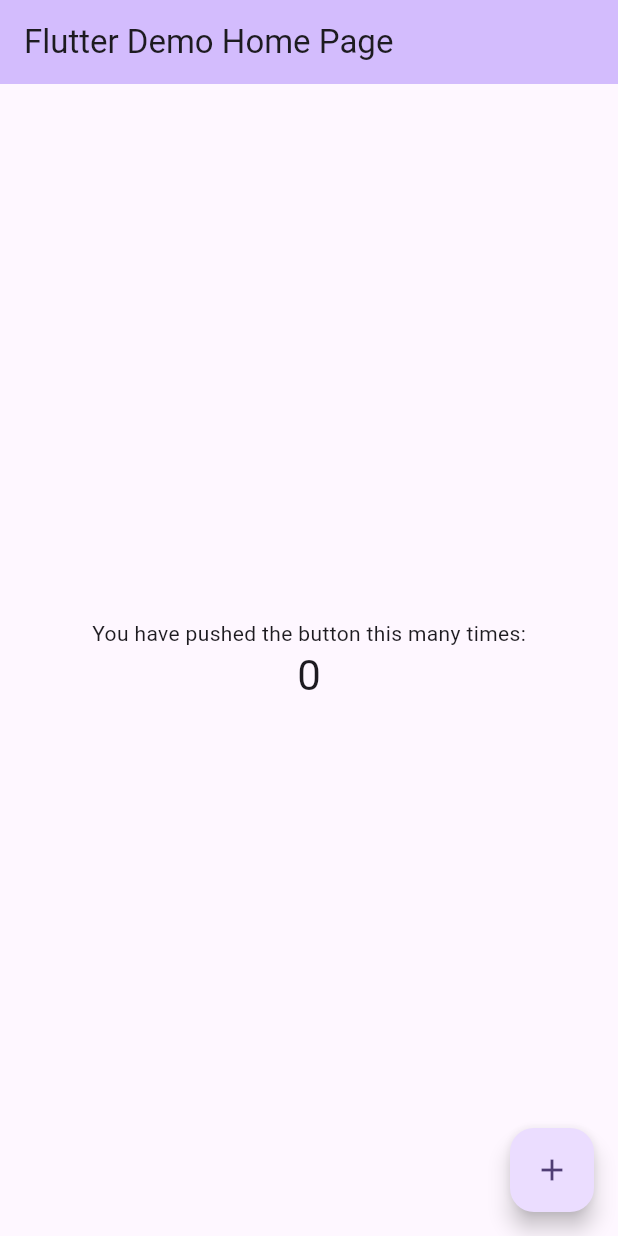
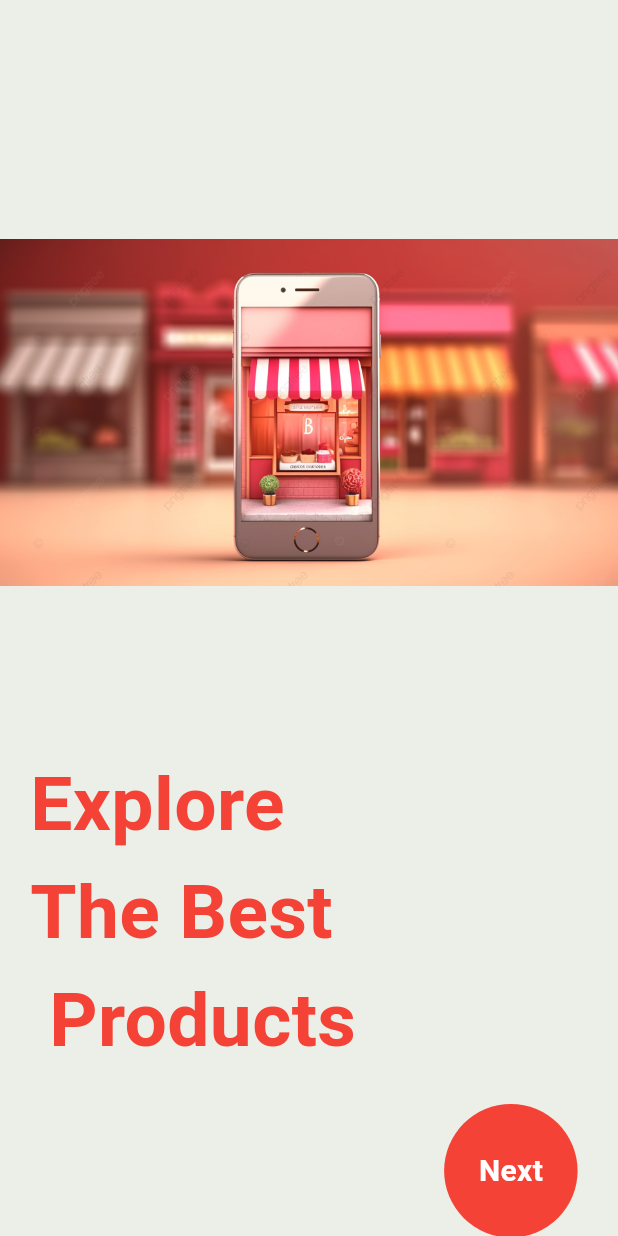
Before and after one commit to GayanGamage96/shopping-mobile-app, a Flutter app: the screen it shows after launch, on a phone screen of 412 x 824 dp. Run offline on Flutter 3.47's test engine with Material 3 defaults, Android fonts, the phone set to English and light mode, and no system bars.

Commit message:
feat: create first screen

```diff
--- a/analysis_options.yaml
+++ b/analysis_options.yaml
@@ -21,6 +21,8 @@ linter:
   # `// ignore_for_file: name_of_lint` syntax on the line or in the file
   # producing the lint.
   rules:
+    prefer_const_constructors: false
+    prefer_const_literals_to_create_immutables: false
     # avoid_print: false  # Uncomment to disable the `avoid_print` rule
     # prefer_single_quotes: true  # Uncomment to enable the `prefer_single_quotes` rule
 
--- a/lib/main.dart
+++ b/lib/main.dart
@@ -1,4 +1,5 @@
 import 'package:flutter/material.dart';
+import 'package:shopping_app/pages/onBoarding.dart';
 
 void main() {
   runApp(const MyApp());
@@ -12,6 +13,7 @@ class MyApp extends StatelessWidget {
   Widget build(BuildContext context) {
     return MaterialApp(
         title: 'Flutter Demo',
+        debugShowCheckedModeBanner: false,
         theme: ThemeData(
           // This is the theme of your application.
           //
@@ -31,8 +33,7 @@ class MyApp extends StatelessWidget {
           colorScheme: ColorScheme.fromSeed(seedColor: Colors.deepPurple),
           useMaterial3: true,
         ),
-      home: const MyHomePage(title: 'Flutter Demo Home Page'),
-    );
+        home: Onboarding());
   }
 }
 
--- /dev/null
+++ b/lib/pages/onBoarding.dart
@@ -0,0 +1,60 @@
+import 'package:flutter/material.dart';
+
+class Onboarding extends StatefulWidget {
+  const Onboarding({super.key});
+
+  @override
+  State<Onboarding> createState() => _OnboardingState();
+}
+
+class _OnboardingState extends State<Onboarding> {
+  @override
+  Widget build(BuildContext context) {
+    return Scaffold(
+      backgroundColor: Color(0xffecefe8),
+      body: Container(
+        margin: EdgeInsets.only(
+          top: 50.0,
+        ),
+        child: Column(
+          crossAxisAlignment: CrossAxisAlignment.start,
+          children: [
+            Image.asset(
+              "images/frontpage2.png",
+              height: 450,
+            ),
+            Padding(
+              padding: const EdgeInsets.only(left: 20.0),
+              child: Text(
+                "Explore\nThe Best\n Products",
+                style: TextStyle(
+                    color: Colors.red,
+                    fontSize: 50,
+                    fontWeight: FontWeight.bold),
+              ),
+            ),
+            SizedBox(height: 20.0),
+            Row(
+              mainAxisAlignment: MainAxisAlignment.end,
+              children: [
+                Container(
+                  padding: EdgeInsets.all(30),
+                  margin: EdgeInsets.only(right: 20.0),
+                  decoration:
+                      BoxDecoration(color: Colors.red, shape: BoxShape.circle),
+                  child: Text(
+                    "Next",
+                    style: TextStyle(
+                        color: Colors.white,
+                        fontSize: 20,
+                        fontWeight: FontWeight.bold),
+                  ),
+                ),
+              ],
+            )
+          ],
+        ),
+      ),
+    );
+  }
+}
--- a/pubspec.yaml
+++ b/pubspec.yaml
@@ -59,8 +59,8 @@ flutter:
   uses-material-design: true
 
   # To add assets to your application, add an assets section, like this:
-  # assets:
-  #   - images/a_dot_burr.jpeg
+  assets:
+     - images/
   #   - images/a_dot_ham.jpeg
 
   # An image asset can refer to one or more resolution-specific "variants", see
```
Also changed, not shown: images/frontpage2.png (added). Lines whose indentation alone changed are shown as unchanged.
